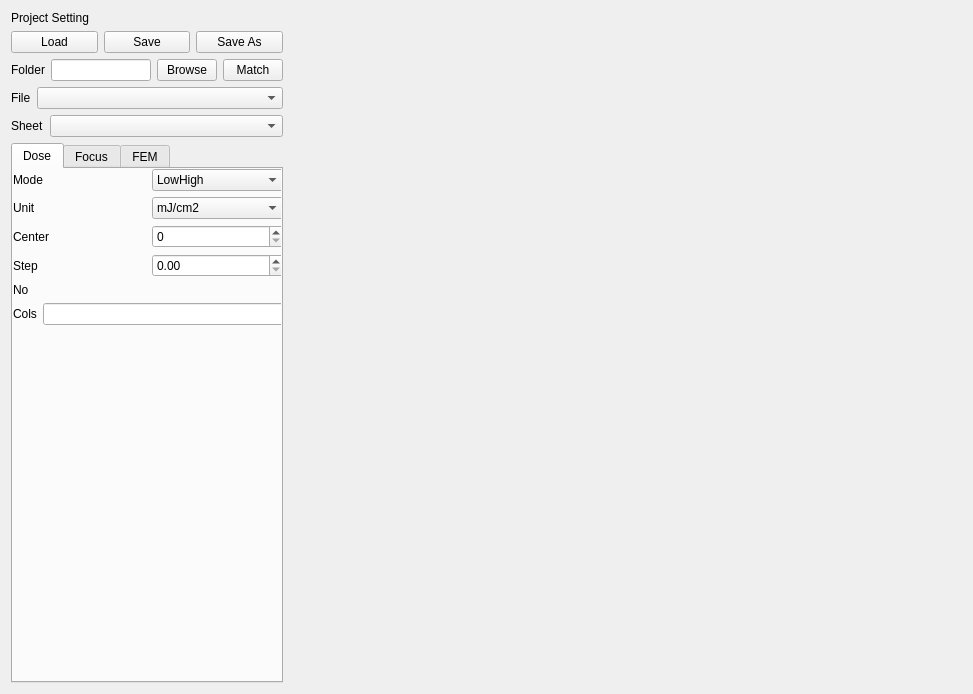
neoluxis/zju_FEMApp, file fem/src/mainwindow.ui: the form before one commit.
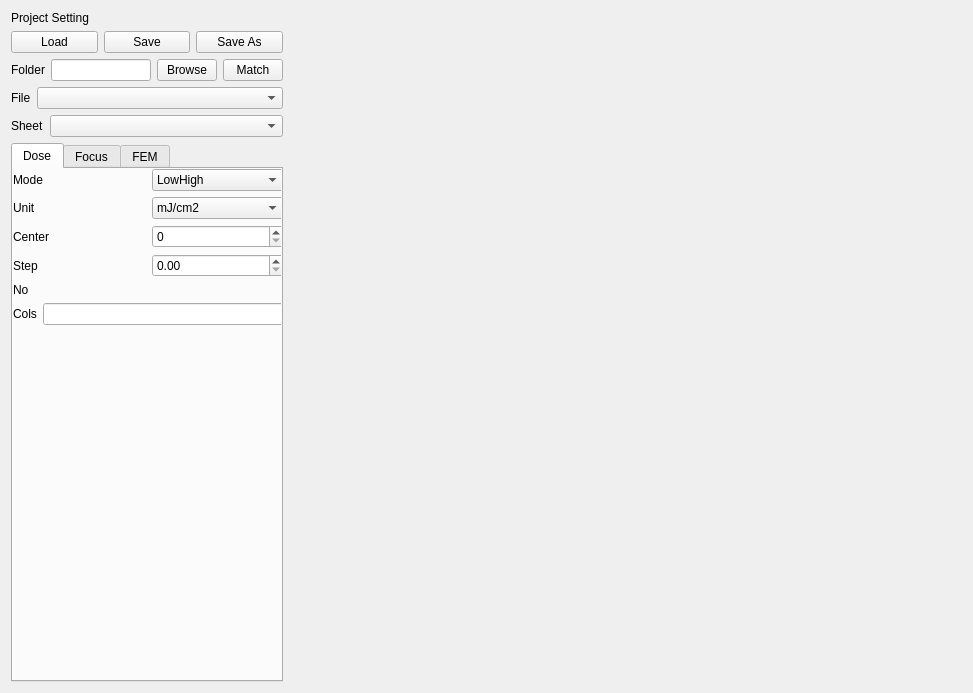
The form after the commit.

Diff of the .ui file:
```diff
--- a/fem/src/mainwindow.ui
+++ b/fem/src/mainwindow.ui
@@ -7,7 +7,7 @@
     <x>0</x>
     <y>0</y>
     <width>973</width>
-    <height>694</height>
+    <height>693</height>
    </rect>
   </property>
   <property name="windowTitle">
```
Left out of the diff: 26 changed lines with no effect on the pictures.
